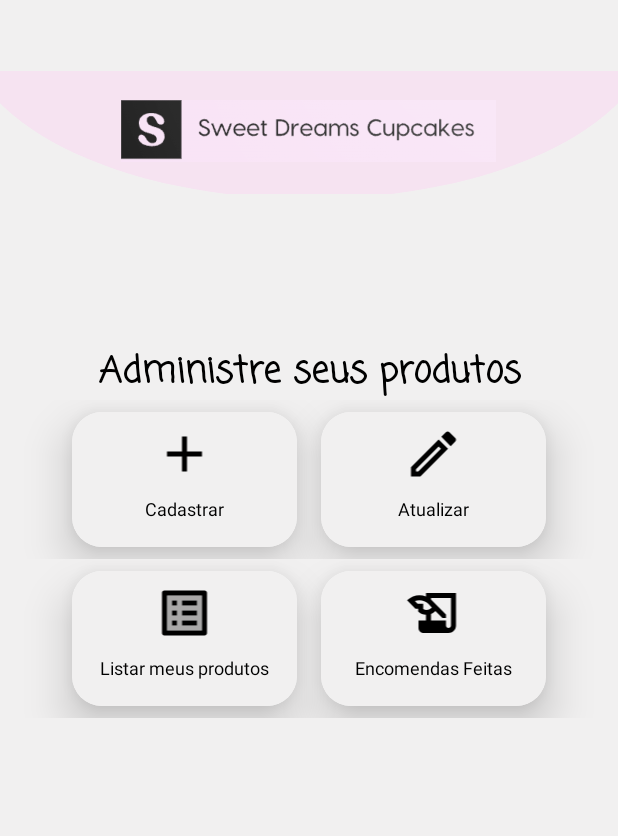
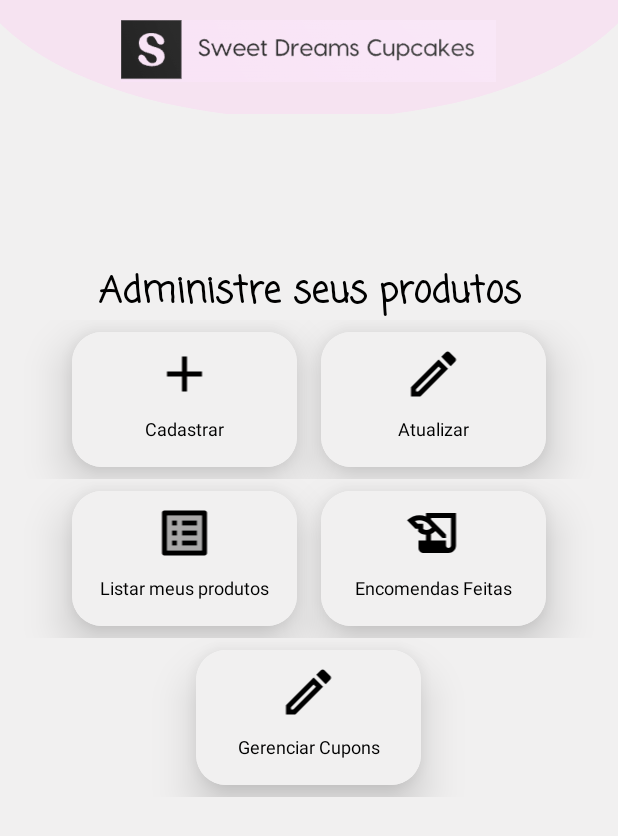
Before and after one commit to Vandeilsonpp/android-projeto, an Android app: the SellerHomePageActivity screen opened directly, with no data from a screen before it, on a phone screen of 412 x 824 dp. Shown: the top 836 px of the screen. Run offline under Robolectric (Android 15) with nearby library versions, the phone set to English and light mode, and no system bars.

Commit message:
criado layout do cupom

```diff
--- a/app/src/main/AndroidManifest.xml
+++ b/app/src/main/AndroidManifest.xml
@@ -49,6 +49,9 @@
             android:name=".activity.CheckoutActivity"
             android:exported="false" />
         <activity
+            android:name=".activity.CupomActivity"
+            android:exported="false" />
+        <activity
             android:name=".activity.MainActivity"
             android:exported="true">
             <intent-filter>
--- a/app/src/main/java/com/example/ultimavez/activity/SellerHomePageActivity.java
+++ b/app/src/main/java/com/example/ultimavez/activity/SellerHomePageActivity.java
@@ -7,10 +7,11 @@ import androidx.appcompat.app.AppCompatActivity;
 import androidx.cardview.widget.CardView;
 
 import com.example.ultimavez.R;
+import com.example.ultimavez.model.domain.Cupom;
 
 public class SellerHomePageActivity extends AppCompatActivity {
 
-    private CardView cadastrar, atualizar, listar;
+    private CardView cadastrar, atualizar, listar, cupom;
 
     @Override
     protected void onCreate(Bundle savedInstanceState) {
@@ -23,12 +24,14 @@ public class SellerHomePageActivity extends AppCompatActivity {
         cadastrar.setOnClickListener(it -> abrirCadastroProduto());
         atualizar.setOnClickListener(it -> abrirAtualizarProduto());
         listar.setOnClickListener(it -> abrirListarProduto());
+        cupom.setOnClickListener(it -> abrirGerenciarCupons());
     }
 
     private void inicializarComponentes() {
         cadastrar = findViewById(R.id.cardCadastrar);
         atualizar = findViewById(R.id.cardAtualizar);
         listar = findViewById(R.id.cardListar);
+        cupom = findViewById(R.id.cardManageCupom);
     }
 
     private void abrirListarProduto() {
@@ -46,4 +49,9 @@ public class SellerHomePageActivity extends AppCompatActivity {
         Intent intent = new Intent(SellerHomePageActivity.this, UpdateProductActivity.class);
         startActivity(intent);
     }
+
+    private void abrirGerenciarCupons() {
+        Intent intent = new Intent(SellerHomePageActivity.this, CupomActivity.class);
+        startActivity(intent);
+    }
 }
--- a/app/src/main/res/layout/seller_home_page.xml
+++ b/app/src/main/res/layout/seller_home_page.xml
@@ -221,6 +221,50 @@
 
         </LinearLayout>
 
+        <LinearLayout
+            android:layout_width="match_parent"
+            android:layout_height="wrap_content"
+            android:gravity="center_horizontal"
+            android:orientation="horizontal">
+
+            <androidx.cardview.widget.CardView
+                android:id="@+id/cardManageCupom"
+                android:layout_width="150dp"
+                android:layout_height="90dp"
+                android:layout_margin="8dp"
+                android:clickable="true"
+                android:foreground="?android:attr/selectableItemBackground"
+                app:cardCornerRadius="20dp"
+                app:cardElevation="18dp">
+
+                <LinearLayout
+                    android:layout_width="150dp"
+                    android:layout_height="90dp"
+                    android:background="@color/main_white"
+                    android:orientation="vertical">
+
+                    <!-- Customizable Image -->
+                    <ImageView
+                        android:layout_width="match_parent"
+                        android:layout_height="40dp"
+                        android:layout_marginTop="8dp"
+                        app:srcCompat="@drawable/atualizar" />
+
+                    <!-- Customizable Text -->
+                    <TextView
+                        android:layout_width="match_parent"
+                        android:layout_height="wrap_content"
+                        android:layout_marginTop="8dp"
+                        android:gravity="center"
+                        android:text="Gerenciar Cupons"
+                        android:textColor="@color/black"
+                        android:textSize="12sp" />
+                </LinearLayout>
+            </androidx.cardview.widget.CardView>
+
+
+        </LinearLayout>
+
     </LinearLayout>
 
 </LinearLayout>
```
Also changed, not shown: app/src/main/java/com/example/ultimavez/activity/CupomActivity.java (added, +17 -0 lines), app/src/main/res/layout/manage_cupom.xml (added, +146 -0 lines).
